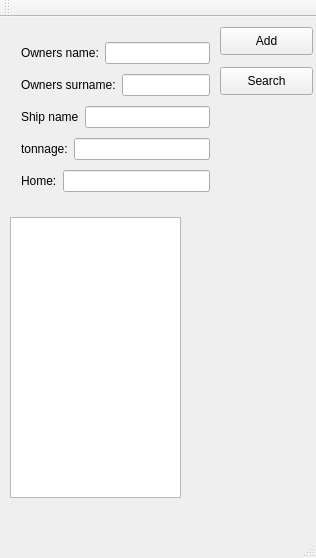
pavllan90/Ships, file mainwindow.ui: the form before one commit.
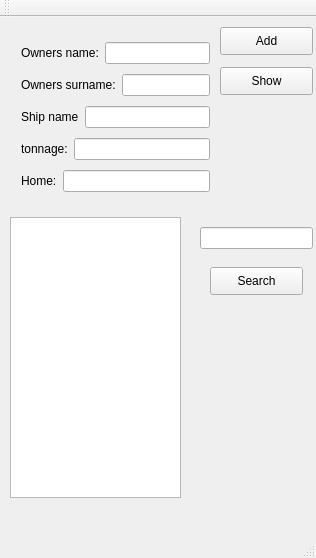
The form after the commit.

```diff
--- a/mainwindow.ui
+++ b/mainwindow.ui
@@ -47,7 +47,7 @@
      </rect>
     </property>
     <property name="text">
-     <string>Search</string>
+     <string>Show</string>
     </property>
    </widget>
    <widget class="QWidget" name="layoutWidget">
@@ -132,6 +132,29 @@
      </item>
     </layout>
    </widget>
+   <widget class="QPushButton" name="pushButton_3">
+    <property name="geometry">
+     <rect>
+      <x>210</x>
+      <y>250</y>
+      <width>93</width>
+      <height>28</height>
+     </rect>
+    </property>
+    <property name="text">
+     <string>Search</string>
+    </property>
+   </widget>
+   <widget class="QLineEdit" name="lineEdit_5">
+    <property name="geometry">
+     <rect>
+      <x>200</x>
+      <y>210</y>
+      <width>113</width>
+      <height>22</height>
+     </rect>
+    </property>
+   </widget>
   </widget>
   <widget class="QMenuBar" name="menuBar">
    <property name="geometry">
```
